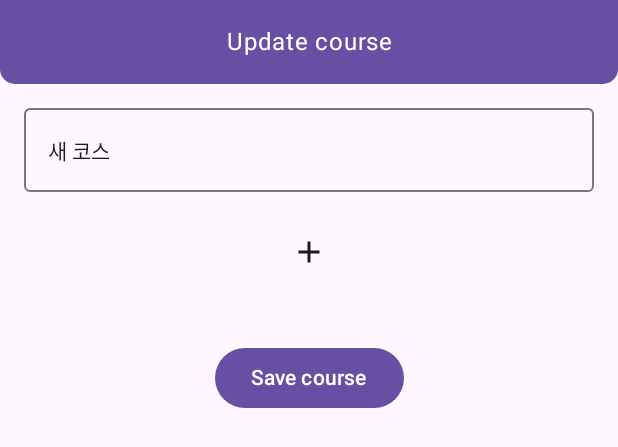
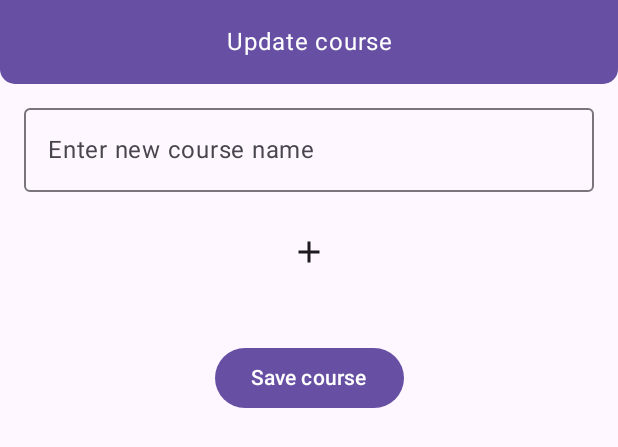
Before and after one commit to SWM-TRAVELY/LearningTrip, an Android app built with Jetpack Compose: the @Preview function AddCourseScreenPrev, on a phone screen of 412 x 824 dp. Shown: the top 447 px of the screen. Run offline under Robolectric (Android 15) with nearby library versions, the phone set to English and light mode, and no system bars; our stand-ins replace Room's generated code; network calls fail; Roboto replaces fonts that are not available here.

Commit message:
Add course name placeholder

```diff
--- a/app/src/main/java/com/leeseungyun1020/learningtrip/ui/course/AddCourseScreen.kt
+++ b/app/src/main/java/com/leeseungyun1020/learningtrip/ui/course/AddCourseScreen.kt
@@ -63,6 +63,9 @@ fun AddCourseScreen(
                         keyboardController?.hide()
                     }
                 ),
+                placeholder = {
+                    Text(text = stringResource(id = R.string.title_new_course))
+                },
             )
 
             for ((i, place) in viewModel.modifiedCourseList.withIndex()) {
--- a/app/src/main/java/com/leeseungyun1020/learningtrip/viewmodel/AddCourseViewModel.kt
+++ b/app/src/main/java/com/leeseungyun1020/learningtrip/viewmodel/AddCourseViewModel.kt
@@ -4,8 +4,10 @@ import androidx.compose.runtime.getValue
 import androidx.compose.runtime.mutableStateOf
 import androidx.compose.runtime.setValue
 import androidx.compose.runtime.toMutableStateList
+import androidx.compose.ui.res.stringResource
 import androidx.lifecycle.ViewModel
 import androidx.lifecycle.viewModelScope
+import com.leeseungyun1020.learningtrip.R
 import com.leeseungyun1020.learningtrip.model.Course
 import com.leeseungyun1020.learningtrip.model.SimplePlace
 import kotlinx.coroutines.Dispatchers
@@ -13,7 +15,7 @@ import kotlinx.coroutines.launch
 
 class AddCourseViewModel() : ViewModel() {
     var course = Course(
-        1, "새 코스", emptyList()
+        1, "", emptyList()
     )
     private val _modifiedCourseList = course.placeList?.toMutableStateList()
     val modifiedCourseList
--- a/app/src/main/res/values/strings.xml
+++ b/app/src/main/res/values/strings.xml
@@ -50,6 +50,6 @@
     <string name="action_save_course">Save course</string>
     <string name="action_swap">Swap</string>
     <string name="title_add_place">Add place</string>
-    <string name="title_new_course">New course</string>
+    <string name="title_new_course">Enter new course name</string>
     <string name="title_course_error">Error</string>
 </resources>
```
Also changed, not shown: 1 other file.
